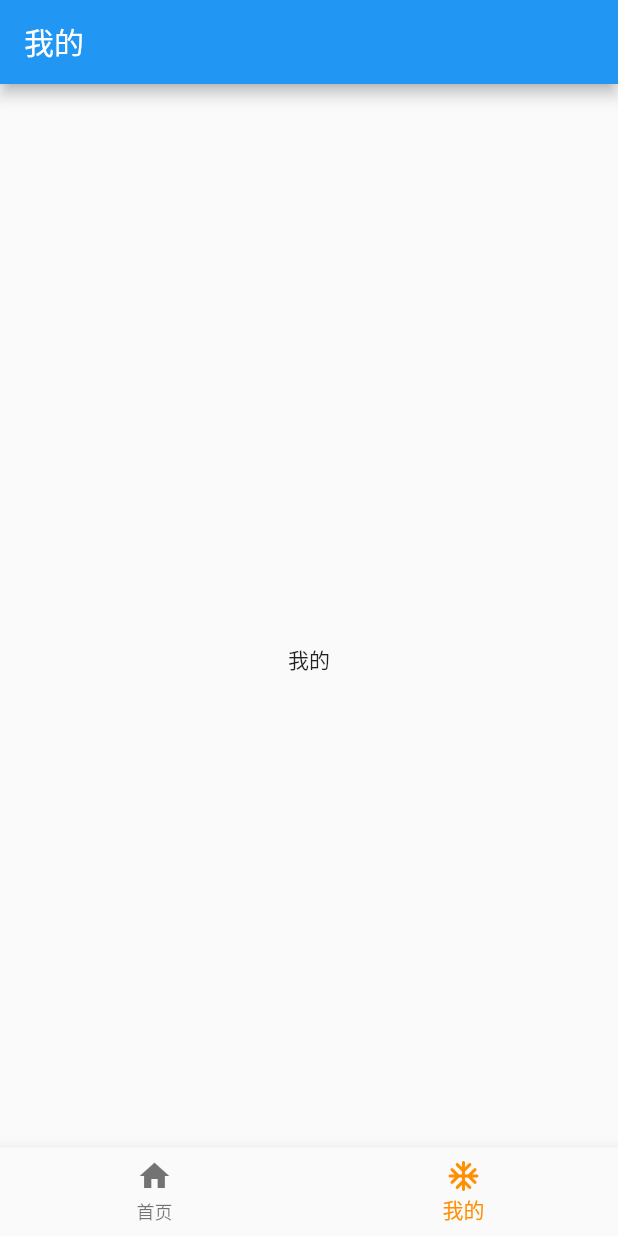
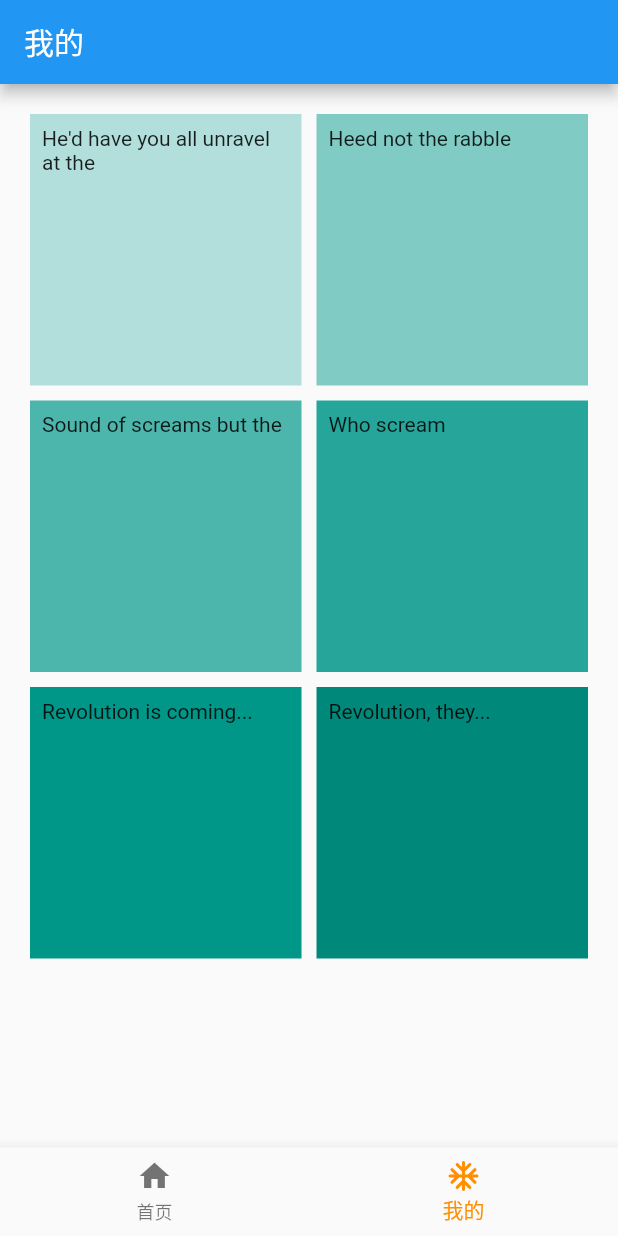
Before and after one commit to hyy984750073/fat_cat, a Flutter app: the screen it shows after launch, item 2 of the bottom bar chosen, on a phone screen of 412 x 824 dp. Run offline on Flutter 3.47's test engine with Material 2 defaults, Android fonts, the light colour scheme and no system bars.

Commit message:
GridView.count使用

```diff
--- a/lib/pages/my.dart
+++ b/lib/pages/my.dart
@@ -12,8 +12,46 @@ class _MyViewState extends State<MyView> {
   Widget build(BuildContext context) {
     return Scaffold(
       appBar: AppBar(title: const Text('我的')),
-      body: const Center(
-        child: Text('我的'),
+      body: Center(
+        child: GridView.count(
+            primary: false,
+            padding: const EdgeInsets.all(20),
+            crossAxisSpacing: 10,
+            mainAxisSpacing: 10,
+            crossAxisCount: 2,
+            children: <Widget>[
+              Container(
+                padding: const EdgeInsets.all(8),
+                color: Colors.teal[100],
+                child: const Text("He'd have you all unravel at the"),
+              ),
+              Container(
+                padding: const EdgeInsets.all(8),
+                color: Colors.teal[200],
+                child: const Text('Heed not the rabble'),
+              ),
+              Container(
+                padding: const EdgeInsets.all(8),
+                color: Colors.teal[300],
+                child: const Text('Sound of screams but the'),
+              ),
+              Container(
+                padding: const EdgeInsets.all(8),
+                color: Colors.teal[400],
+                child: const Text('Who scream'),
+              ),
+              Container(
+                padding: const EdgeInsets.all(8),
+                color: Colors.teal[500],
+                child: const Text('Revolution is coming...'),
+              ),
+              Container(
+                padding: const EdgeInsets.all(8),
+                color: Colors.teal[600],
+                child: const Text('Revolution, they...'),
+              ),
+            ],
+          ),
       )
     );
   }
```
